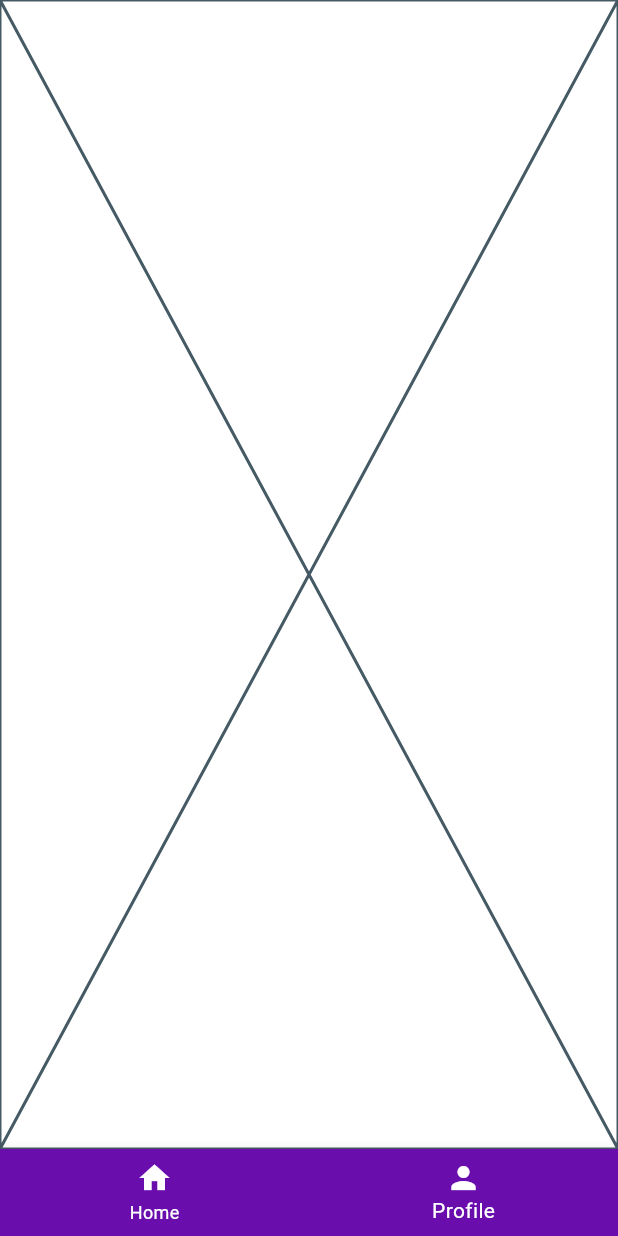
After one commit to HenriqueLDSa/Xplora-Mobile, a Flutter app: the DashboardPage screen opened directly, item 2 of the bottom bar chosen, on a phone screen of 412 x 824 dp. The commit adds this screen. Run offline on Flutter 3.47's test engine with Material 3 defaults, Android fonts, the phone set to English and light mode, and no system bars; our stand-ins replace fluttertoast, image_picker, logger, shared_preferences; accounts and stored records are empty; network calls fail.

Commit message:
created profile page file and changed dashboard page list to have that new page, but page is still empty

```diff
--- a/lib/dashboard_page.dart
+++ b/lib/dashboard_page.dart
@@ -1,4 +1,5 @@
 import 'package:flutter/material.dart';
+import 'package:xplora/profile_page.dart';
 import 'home_page_content.dart';
 
 class DashboardPage extends StatefulWidget {
@@ -13,7 +14,7 @@
 
   final List<Widget> _pages = [
     HomePageContent(),
-    Placeholder(),
+    ProfilePage(),
   ];
 
   @override
--- /dev/null
+++ b/lib/profile_page.dart
@@ -0,0 +1,15 @@
+import 'package:flutter/material.dart';
+
+class ProfilePage extends StatefulWidget {
+  const ProfilePage({super.key});
+
+  @override
+  State<ProfilePage> createState() => _ProfilePageState();
+}
+
+class _ProfilePageState extends State<ProfilePage> {
+  @override
+  Widget build(BuildContext context) {
+    return const Placeholder();
+  }
+}
```
